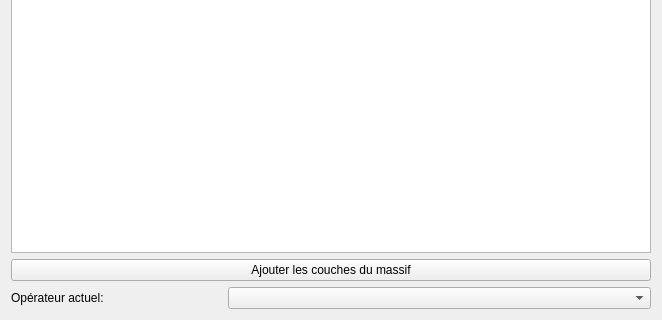
First picture: the form in digitizing_plugin/ui/massifs_dock.ui, repository niamoto/qgis-niamoto-digitizing-plugin, before the edit; both pictures show x 0 to 662 and y 304 to 624 of the 662 by 624 pixel window.
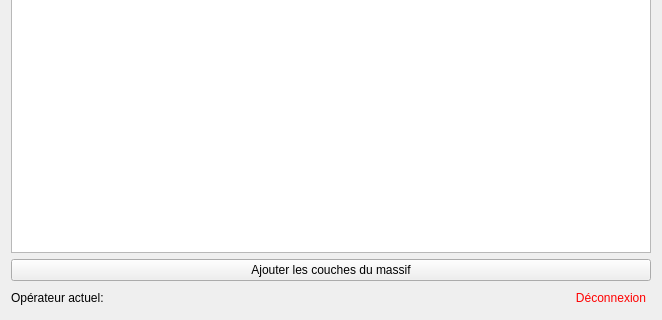
Second picture: the form after the edit.

```diff
--- a/digitizing_plugin/ui/massifs_dock.ui
+++ b/digitizing_plugin/ui/massifs_dock.ui
@@ -41,7 +41,7 @@
     </widget>
    </item>
    <item>
-    <layout class="QHBoxLayout" name="horizontalLayout" stretch="1,2">
+    <layout class="QHBoxLayout" name="horizontalLayout" stretch="0,1,0,0">
      <item>
       <widget class="QLabel" name="label">
        <property name="text">
@@ -50,7 +50,41 @@
       </widget>
      </item>
      <item>
-      <widget class="QComboBox" name="user_combobox"/>
+      <widget class="QLabel" name="username_label">
+       <property name="styleSheet">
+        <string notr="true">font: 75 14pt &quot;Cantarell&quot;;
+</string>
+       </property>
+       <property name="text">
+        <string/>
+       </property>
+      </widget>
+     </item>
+     <item>
+      <spacer name="horizontalSpacer">
+       <property name="orientation">
+        <enum>Qt::Horizontal</enum>
+       </property>
+       <property name="sizeHint" stdset="0">
+        <size>
+         <width>40</width>
+         <height>20</height>
+        </size>
+       </property>
+      </spacer>
+     </item>
+     <item>
+      <widget class="QPushButton" name="logout_button">
+       <property name="styleSheet">
+        <string notr="true">color: red;</string>
+       </property>
+       <property name="text">
+        <string>Déconnexion</string>
+       </property>
+       <property name="flat">
+        <bool>true</bool>
+       </property>
+      </widget>
      </item>
     </layout>
    </item>
```
